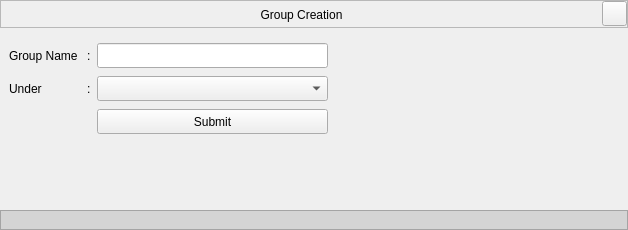
Old version of the form Resources/Ui/CreateGroup.ui in the repository Darshitjivani/MBAS.
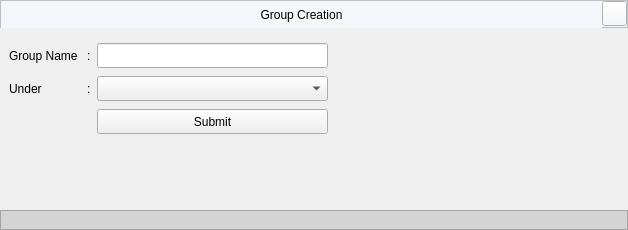
New version of the form. Icons and pictures are not drawn.

What changed in the file:
```diff
--- a/Resources/Ui/CreateGroup.ui
+++ b/Resources/Ui/CreateGroup.ui
@@ -69,7 +69,7 @@
        </size>
       </property>
       <property name="styleSheet">
-       <string notr="true">
+       <string notr="true">background-color:#f5f6fa;
 font: 63 11pt &quot;Segoe UI Semibold&quot;;
 color:#000000</string>
       </property>
```
Left out of the diff: 2 changed lines with no effect on the pictures.
